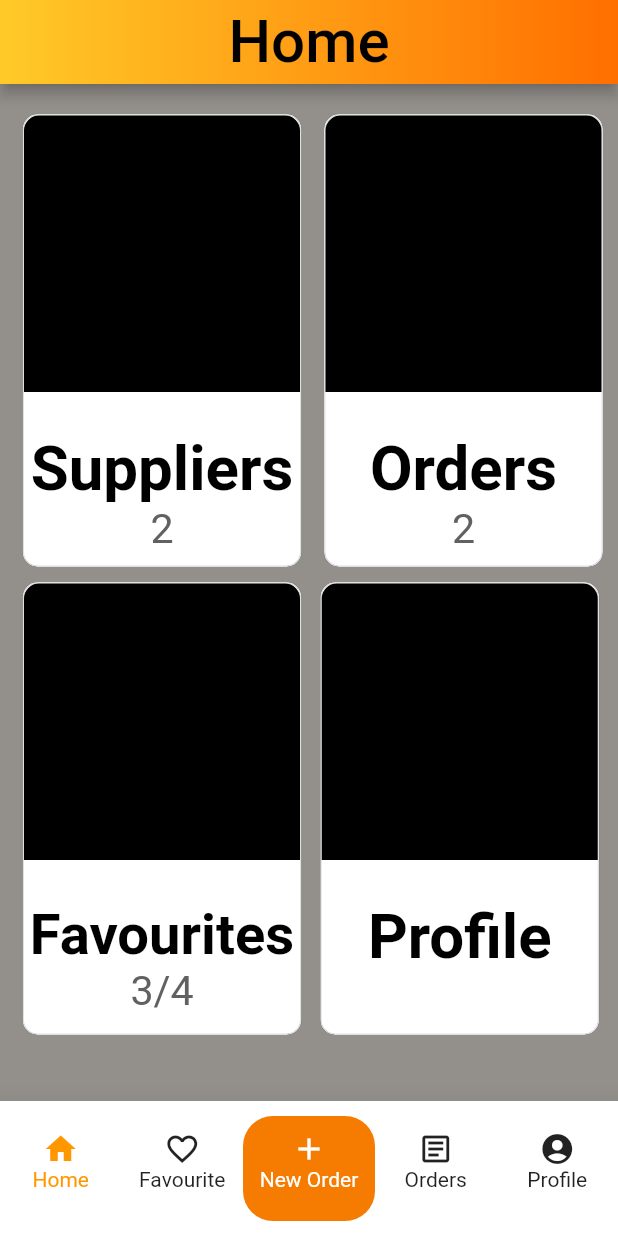
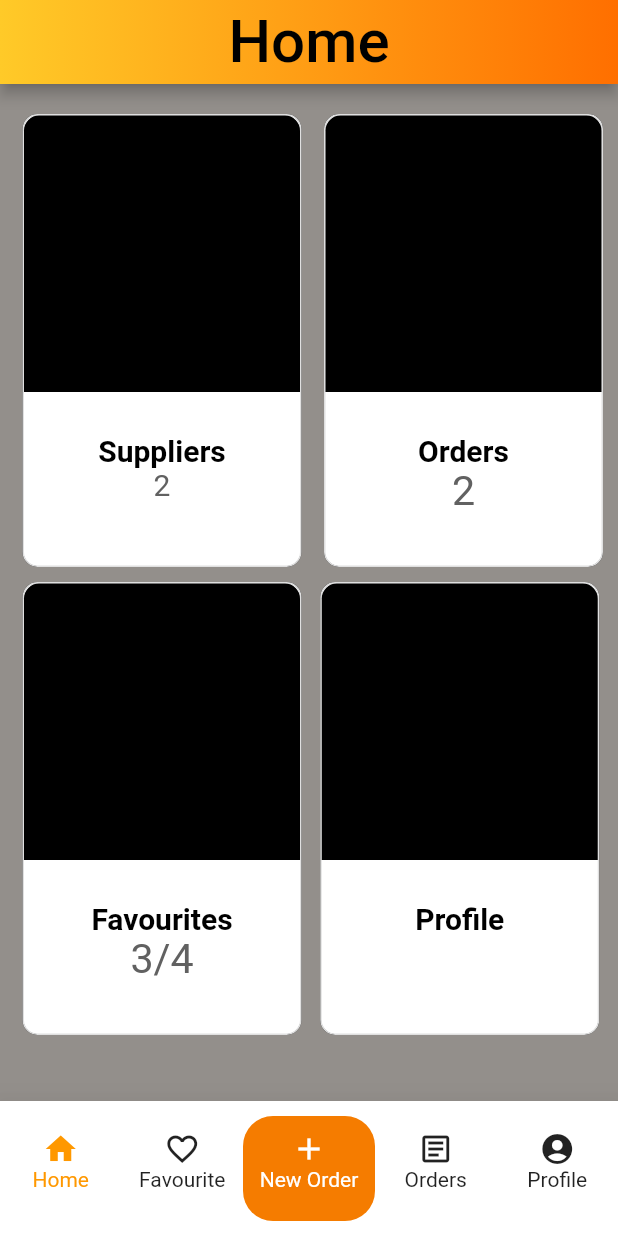
Before and after one commit to Bryce-Kaddouri/orderitNavCUstom, a Flutter app: the screen it shows after launch, on a phone screen of 412 x 824 dp. Run offline on Flutter 3.47's test engine with Material 2 defaults, Android fonts, the phone set to English and light mode, and no system bars; our stand-ins replace new_gradient_app_bar.

Commit message:
push a peu pres correct

```diff
--- a/lib/screens/home_page.dart
+++ b/lib/screens/home_page.dart
@@ -66,14 +66,14 @@ class HomePage extends StatelessWidget {
                           "Suppliers",
                           style: TextStyle(
                               color: Colors.black,
-                              fontSize: MediaQuery.of(context).size.height / 20,
+                              fontSize: 20,
                               fontWeight: FontWeight.w600),
                         ),
                         Text(
                           "2",
                           style: TextStyle(
                             color: Colors.grey[700],
-                            fontSize: MediaQuery.of(context).size.height / 30,
+                            fontSize: 20,
                           ),
                         ),
                       ],
@@ -130,7 +130,7 @@ class HomePage extends StatelessWidget {
                           "Favourites",
                           style: TextStyle(
                               color: Colors.black,
-                              fontSize: MediaQuery.of(context).size.height / 22,
+                              fontSize: 20,
                               fontWeight: FontWeight.w600),
                         ),
                         Text(
@@ -204,7 +204,7 @@ class HomePage extends StatelessWidget {
                           "Orders",
                           style: TextStyle(
                               color: Colors.black,
-                              fontSize: MediaQuery.of(context).size.height / 20,
+                              fontSize: 20,
                               fontWeight: FontWeight.w600),
                         ),
                         Text(
@@ -273,8 +273,7 @@ class HomePage extends StatelessWidget {
                               "Profile",
                               style: TextStyle(
                                   color: Colors.black,
-                                  fontSize:
-                                      MediaQuery.of(context).size.height / 20,
+                                  fontSize: 20,
                                   fontWeight: FontWeight.w600),
                             ),
                           ],
--- a/lib/screens/orders/orders_main.dart
+++ b/lib/screens/orders/orders_main.dart
@@ -150,14 +150,13 @@ class _OrdersPageState extends State<OrdersPage> {
   Widget bottombarTableRight() {
     return Container(
       alignment: Alignment.centerRight,
-      margin: const EdgeInsets.only(top: 35),
       decoration: const BoxDecoration(
         borderRadius: BorderRadius.only(
           bottomRight: Radius.circular(30),
         ),
       ),
       width: MediaQuery.of(context).size.width * 0.67 - 10,
-      height: 50,
+      height: 30,
       child: Row(
         children: [
           Container(
@@ -224,7 +223,6 @@ class _OrdersPageState extends State<OrdersPage> {
   Widget bottombarTableLeft() {
     return Container(
       alignment: Alignment.center,
-      margin: const EdgeInsets.only(top: 35),
       decoration: const BoxDecoration(
         color: Colors.white,
         borderRadius: BorderRadius.only(
@@ -232,7 +230,7 @@ class _OrdersPageState extends State<OrdersPage> {
         ),
       ),
       width: MediaQuery.of(context).size.width * 0.33 - 10,
-      height: 50,
+      height: 30,
       child: Text("1 - 5 of 5",
           style: const TextStyle(
             fontSize: 15,
```
